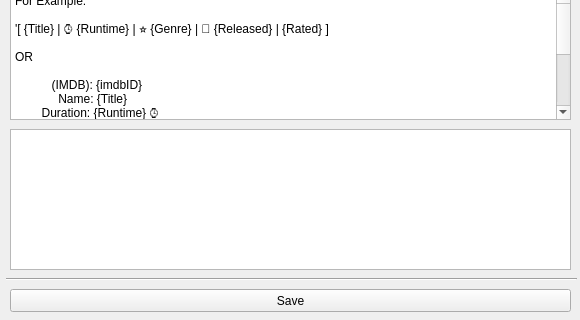
Old version of the form UI Files/OptionsWindow.ui in the repository Jaydeeph/Entertainment-Planner; both pictures show x 0 to 580 and y 171 to 491 of the 580 by 491 pixel window.
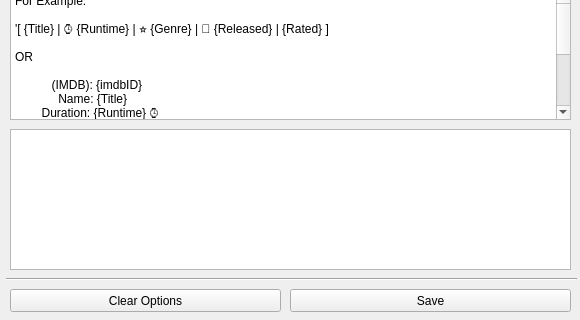
New version of the form.

```diff
--- a/UI Files/OptionsWindow.ui
+++ b/UI Files/OptionsWindow.ui
@@ -112,9 +112,9 @@
   <widget class="QPushButton" name="saveButton">
    <property name="geometry">
     <rect>
-     <x>10</x>
+     <x>290</x>
      <y>460</y>
-     <width>561</width>
+     <width>281</width>
      <height>23</height>
     </rect>
    </property>
@@ -229,6 +229,19 @@
     <string/>
    </property>
   </widget>
+  <widget class="QPushButton" name="clearOptionsButton">
+   <property name="geometry">
+    <rect>
+     <x>10</x>
+     <y>460</y>
+     <width>271</width>
+     <height>23</height>
+    </rect>
+   </property>
+   <property name="text">
+    <string>Clear Options</string>
+   </property>
+  </widget>
  </widget>
  <resources/>
  <connections/>
```
